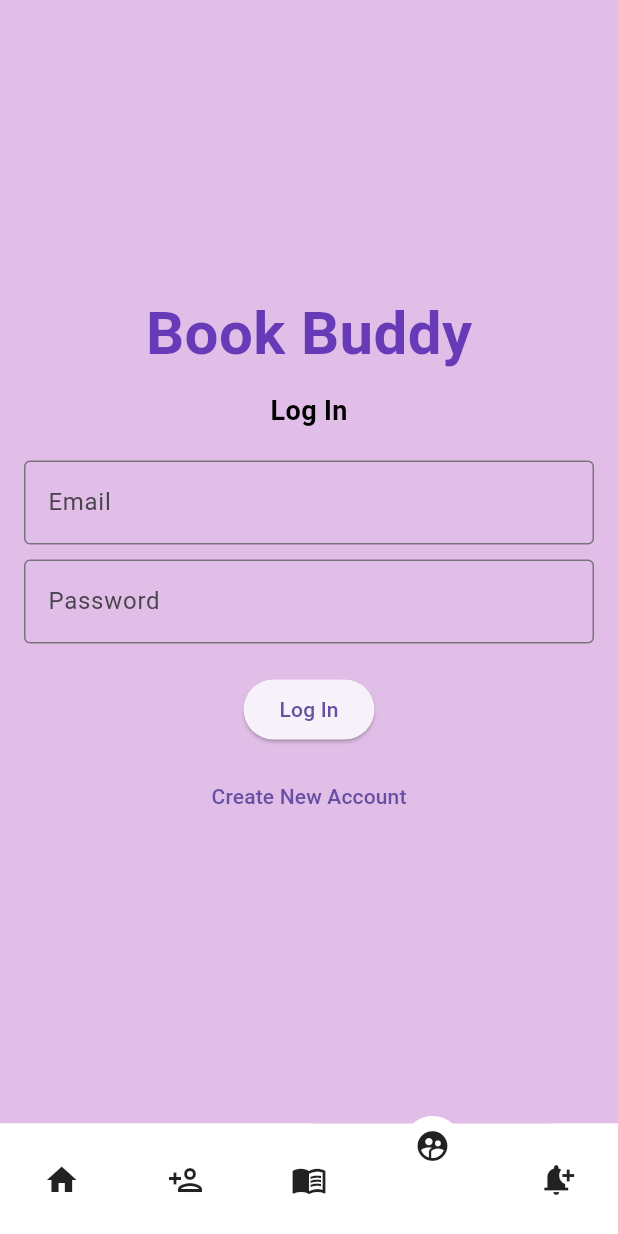
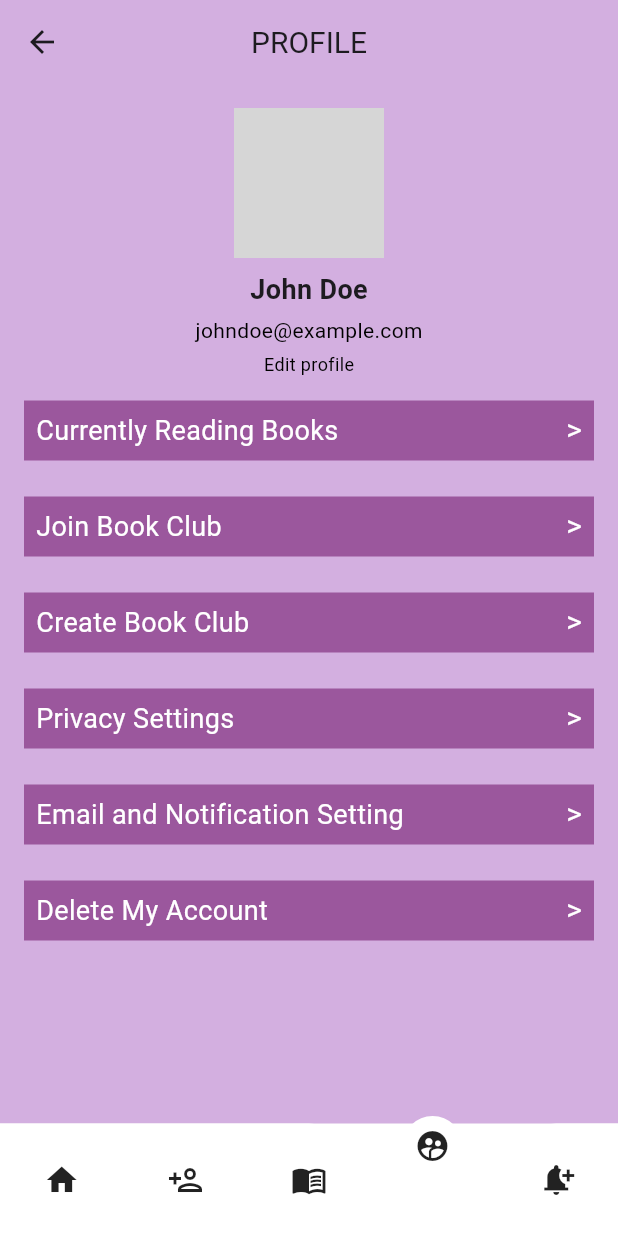
Before and after one commit to nidhimn0408/BOOK_BUDDY, a Flutter app: the NavigationMenu screen opened directly, item 4 of the bottom bar chosen, on a phone screen of 412 x 824 dp. Run offline on Flutter 3.47's test engine with Material 3 defaults, Android fonts, the phone set to English and light mode, and no system bars; drawn by our look-alikes of curved_navigation_bar; our stand-ins replace get, velocity_x; grey boxes are pictures that could not be loaded.

Commit message:
added profile page

```diff
--- a/lib/Navigator/navigation.dart
+++ b/lib/Navigator/navigation.dart
@@ -1,3 +1,4 @@
+import 'package:bookbuddy/Navigator/profile/profile.dart';
 import 'package:curved_navigation_bar/curved_navigation_bar.dart';
 import 'package:flutter/material.dart';
 import 'package:get/get.dart';
@@ -26,7 +27,7 @@ class _homeState extends State<NavigationMenu> {
     HomePage(),
     SignUp(),
     LoginPage(),
-    LoginPage(),
+    Profile(),
     LoginPage()
 
   ];
--- /dev/null
+++ b/lib/Navigator/profile/profile.dart
@@ -0,0 +1,152 @@
+import 'package:flutter/material.dart';
+
+class Profile extends StatefulWidget {
+  const Profile({Key? key}) : super(key: key);
+
+  @override
+  State<Profile> createState() => _ProfileState();
+}
+
+class _ProfileState extends State<Profile> {
+  @override
+  Widget build(BuildContext context) {
+    return Scaffold(
+      backgroundColor: Color(0xFFD3AFE0),
+      appBar: AppBar(
+        backgroundColor: Color(0xFFD3AFE0),
+        title: Text('PROFILE', style: TextStyle(fontSize: 20) ),
+        centerTitle: true,
+      ),
+      body: Padding(
+        padding: const EdgeInsets.all(16.0),
+        child: Column(
+          crossAxisAlignment: CrossAxisAlignment.center,
+          children: [
+            // User Profile Information
+            CircleAvatar(
+              radius: 50,
+              // You can replace the placeholder image with the user's profile picture
+              backgroundImage: AssetImage('assets/images/symbol.jpg'),
+            ),
+            SizedBox(height: 8),
+            Text(
+              'John Doe', // Replace with the user's name
+              style: TextStyle(
+                fontSize: 18,
+                fontWeight: FontWeight.bold,
+              ),
+            ),
+            SizedBox(height: 4),
+            Text(
+              'johndoe@example.com', // Replace with the user's email
+              style: TextStyle(
+                fontSize: 14,
+                color: Colors.black,
+              ),
+            ),
+            SizedBox(height: 4),
+            Text(
+              'Edit profile', // Replace with the user's email
+              style: TextStyle(
+                fontSize: 12,
+                color: Colors.black,
+              ),
+            ),
+            // Additional user details or preferences can be displayed here
+            SizedBox(height: 8),
+            BookStrip(
+              leftText: 'Currently Reading Books ',
+              rightText: '>',
+              onPressed: () {
+
+              },
+            ),
+            SizedBox(height: 8),
+            BookStrip(
+              leftText: 'Join Book Club',
+              rightText: '>',
+              onPressed: () {
+
+              },
+            ),
+            SizedBox(height: 8),
+            BookStrip(
+              leftText: 'Create Book Club',
+              rightText: '>',
+              onPressed: () {
+
+              },
+            ),
+            SizedBox(height: 8),
+            BookStrip(
+              leftText: 'Privacy Settings',
+              rightText: '>',
+              onPressed: () {
+
+              },
+            ),
+            SizedBox(height: 8),
+            BookStrip(
+              leftText: 'Email and Notification Setting',
+              rightText: '>',
+              onPressed: () {
+
+              },
+            ),
+            SizedBox(height: 8),
+            BookStrip(
+              leftText: 'Delete My Account',
+              rightText: '>',
+              onPressed: () {
+
+              },
+            ),
+          ],
+        ),
+      ),
+    );
+  }
+}
+
+class BookStrip extends StatelessWidget {
+  final String leftText;
+  final String rightText;
+  final VoidCallback onPressed;
+
+  BookStrip({
+    required this.leftText,
+    required this.rightText,
+    required this.onPressed,
+  });
+
+  @override
+  Widget build(BuildContext context) {
+    return GestureDetector(
+      onTap: onPressed,
+      child: Container(
+        height: 40,
+        color: Color(0xFF9B579D), // You can change the color as needed
+        margin: EdgeInsets.symmetric(vertical: 8),
+        child: Row(
+          mainAxisAlignment: MainAxisAlignment.spaceBetween,
+          children: [
+            Padding(
+              padding: const EdgeInsets.only(left: 8.0),
+              child: Text(
+                leftText,
+                style: TextStyle(color: Colors.white, fontSize: 18),
+              ),
+            ),
+            Padding(
+              padding: const EdgeInsets.only(right: 8.0),
+              child: Text(
+                rightText,
+                style: TextStyle(color: Colors.white, fontSize: 20),
+              ),
+            ),
+          ],
+        ),
+      ),
+    );
+  }
+}
```
Also changed, not shown: lib/login/login.dart (+57 -19 lines), lib/signup/signup.dart (+21 -18 lines).
